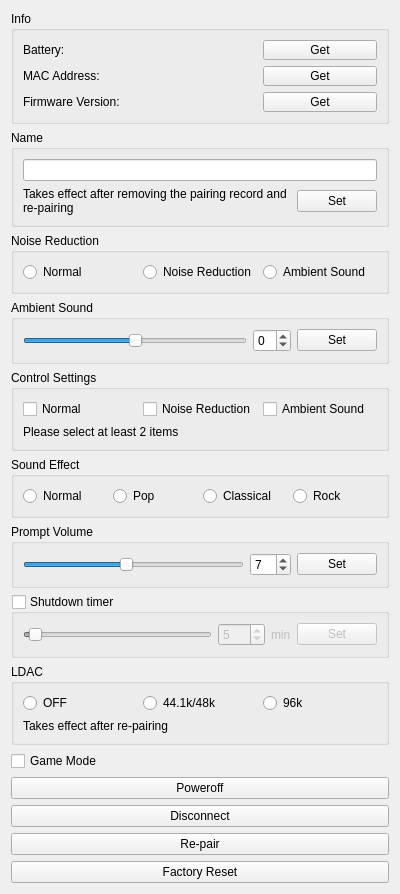
This is Qt/w820nbplusform.ui in wh201906/mEDIFIER as Qt 5 draws it before an edit. The edited form follows.
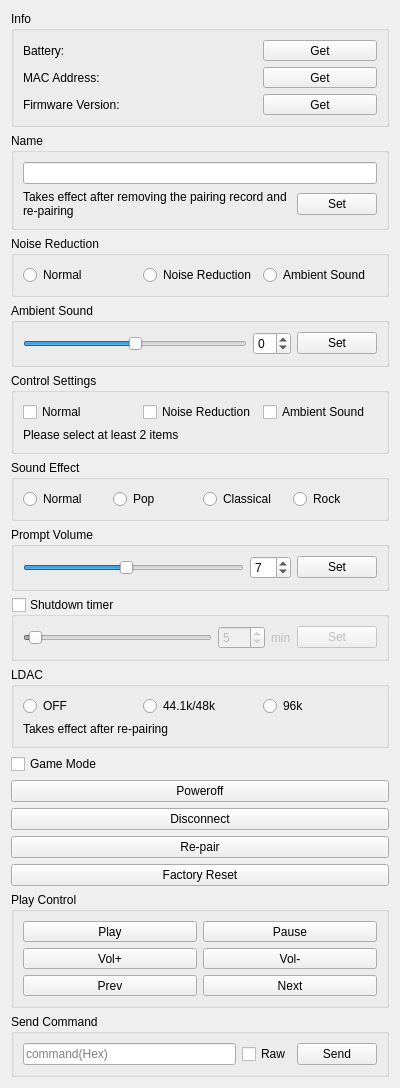
This is the edited form.

```diff
--- a/Qt/w820nbplusform.ui
+++ b/Qt/w820nbplusform.ui
@@ -7,7 +7,7 @@
     <x>0</x>
     <y>0</y>
     <width>400</width>
-    <height>870</height>
+    <height>1070</height>
    </rect>
   </property>
   <property name="sizePolicy">
@@ -481,6 +481,87 @@
      </property>
     </widget>
    </item>
+   <item>
+    <widget class="QGroupBox" name="playControlGroup">
+     <property name="title">
+      <string>Play Control</string>
+     </property>
+     <layout class="QGridLayout" name="gridLayout">
+      <item row="1" column="0">
+       <widget class="QPushButton" name="PCVolUpButton">
+        <property name="text">
+         <string>Vol+</string>
+        </property>
+       </widget>
+      </item>
+      <item row="1" column="1">
+       <widget class="QPushButton" name="PCVolDownButton">
+        <property name="text">
+         <string>Vol-</string>
+        </property>
+       </widget>
+      </item>
+      <item row="0" column="0">
+       <widget class="QPushButton" name="PCPlayButton">
+        <property name="text">
+         <string>Play</string>
+        </property>
+       </widget>
+      </item>
+      <item row="0" column="1">
+       <widget class="QPushButton" name="PCPauseButton">
+        <property name="text">
+         <string>Pause</string>
+        </property>
+       </widget>
+      </item>
+      <item row="2" column="0">
+       <widget class="QPushButton" name="PCPrevButton">
+        <property name="text">
+         <string>Prev</string>
+        </property>
+       </widget>
+      </item>
+      <item row="2" column="1">
+       <widget class="QPushButton" name="PCNextButton">
+        <property name="text">
+         <string>Next</string>
+        </property>
+       </widget>
+      </item>
+     </layout>
+    </widget>
+   </item>
+   <item>
+    <widget class="QGroupBox" name="commandGroup">
+     <property name="title">
+      <string>Send Command</string>
+     </property>
+     <layout class="QHBoxLayout" name="horizontalLayout_12">
+      <item>
+       <widget class="QLineEdit" name="cmdEdit">
+        <property name="placeholderText">
+         <string>command(Hex)</string>
+        </property>
+       </widget>
+      </item>
+      <item>
+       <widget class="QCheckBox" name="cmdRawBox">
+        <property name="text">
+         <string>Raw</string>
+        </property>
+       </widget>
+      </item>
+      <item>
+       <widget class="QPushButton" name="cmdSentButton">
+        <property name="text">
+         <string>Send</string>
+        </property>
+       </widget>
+      </item>
+     </layout>
+    </widget>
+   </item>
    <item>
     <spacer name="verticalSpacer">
      <property name="orientation">
```
Left out of the diff: 2 changed lines with no effect on the pictures.
